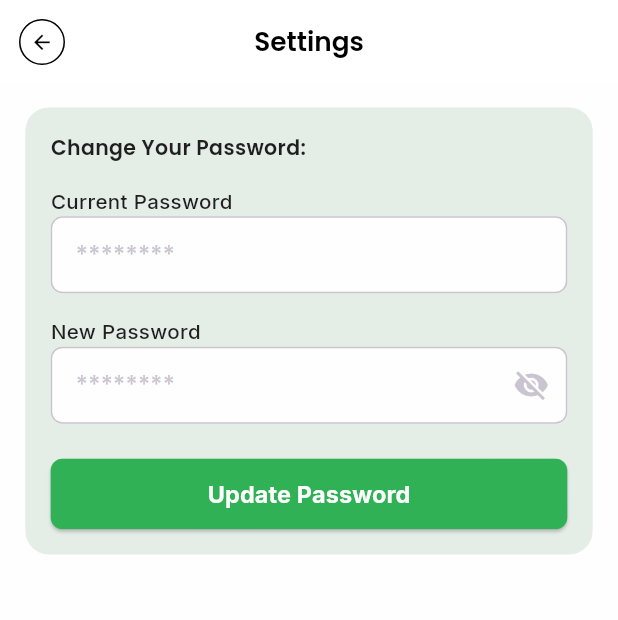
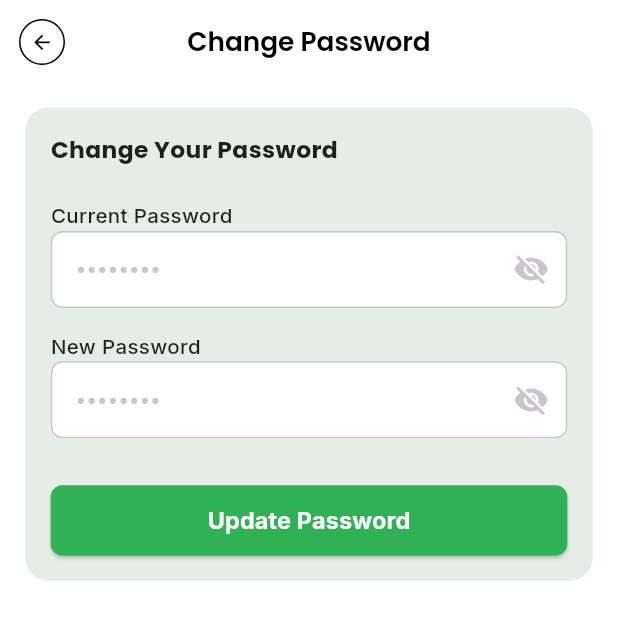
Before and after one commit to ShahinAlam7893/Saytask, a Flutter app: the UpdatePassword screen opened directly, on a phone screen of 412 x 824 dp. Shown: the top 620 px of the screen. Run offline on Flutter 3.47's test engine with Material 3 defaults, Android fonts, the phone set to English and light mode, and no system bars; our stand-ins replace file_picker, flutter_advanced_switch, flutter_screenutil, flutter_svg, flutter_tabler_icons, go_router and 5 more; accounts and stored records are empty; network calls fail.

Commit message:
Password update done.

```diff
--- a/lib/service/api_service.dart
+++ b/lib/service/api_service.dart
@@ -68,7 +68,6 @@ class ApiService {
           .map((json) => Task.fromJson(json))
           .toList();
     }
-
     throw Exception('Failed to load tasks: ${response.statusCode}');
   }
 
--- a/lib/view/settings/update_password.dart
+++ b/lib/view/settings/update_password.dart
@@ -1,23 +1,61 @@
+// lib/view/settings/update_password.dart
+
 import 'package:flutter/material.dart';
 import 'package:flutter_screenutil/flutter_screenutil.dart';
+import 'package:provider/provider.dart';
 import 'package:saytask/res/color.dart';
-
-import '../../res/components/common_button.dart';
+import 'package:saytask/res/components/common_button.dart';
+import 'package:saytask/res/components/top_snackbar.dart';
+import 'package:saytask/view_model/auth_view_model.dart';
 
 class UpdatePassword extends StatefulWidget {
-  const UpdatePassword({Key? key}) : super(key: key);
+  const UpdatePassword({super.key});
 
   @override
   State<UpdatePassword> createState() => _UpdatePasswordState();
 }
 
 class _UpdatePasswordState extends State<UpdatePassword> {
-  final TextEditingController currentPasswordController = TextEditingController();
-  final TextEditingController newPasswordController = TextEditingController();
-  bool _obscureNewPassword = true;
+  final _currentPasswordController = TextEditingController();
+  final _newPasswordController = TextEditingController();
+  bool _obscureCurrent = true;
+  bool _obscureNew = true;
+
+  @override
+  void dispose() {
+    _currentPasswordController.dispose();
+    _newPasswordController.dispose();
+    super.dispose();
+  }
+
+  Future<void> _updatePassword() async {
+    final viewModel = context.read<AuthViewModel>();
+
+    final success = await viewModel.changePassword(
+      currentPassword: _currentPasswordController.text,
+      newPassword: _newPasswordController.text,
+    );
+
+    if (success) {
+      TopSnackBar.show(
+        context,
+        message: "Password changed successfully!",
+        backgroundColor: Colors.green,
+      );
+      // ScaffoldMessenger.of(context).showSnackBar(
+      //   const SnackBar(
+      //     content: Text("Password changed successfully!"),
+      //     backgroundColor: Colors.green,
+      //   ),
+      // );
+      Navigator.pop(context);
+    }
+  }
 
   @override
   Widget build(BuildContext context) {
+    return Consumer<AuthViewModel>(
+      builder: (context, vm, child) {
         return Scaffold(
           backgroundColor: AppColors.white,
           appBar: AppBar(
@@ -35,15 +73,17 @@ class _UpdatePasswordState extends State<UpdatePassword> {
                 ),
                 child: IconButton(
                   padding: EdgeInsets.zero,
-              icon: Icon(Icons.arrow_back, color: Colors.black, size: 16.sp),
-              onPressed: () {
-                Navigator.pop(context);
-              },
+                  icon: Icon(
+                    Icons.arrow_back,
+                    color: Colors.black,
+                    size: 16.sp,
+                  ),
+                  onPressed: () => Navigator.pop(context),
                 ),
               ),
             ),
             title: Text(
-          'Settings',
+              'Change Password',
               style: TextStyle(
                 color: Colors.black,
                 fontSize: 18.sp,
@@ -66,80 +106,67 @@ class _UpdatePasswordState extends State<UpdatePassword> {
                   crossAxisAlignment: CrossAxisAlignment.start,
                   children: [
                     Text(
-                  'Change Your Password:',
+                      'Change Your Password',
                       style: TextStyle(
                         color: AppColors.black,
-                    fontSize: 14.sp,
-                    fontWeight: FontWeight.w600,
-                  ),
-                ),
-                SizedBox(height: 16.h),
-                // Current Password
-                Text("Current Password", style: TextStyle(
-                  fontFamily: 'Inter',
-                  color: AppColors.black,
-                  fontSize: 14.sp,
-                  fontWeight: FontWeight.w500,
-                ),),
-                TextFormField(
-                  controller: currentPasswordController,
-                  cursorColor: AppColors.black,
-                  obscureText: true,
-                  decoration: InputDecoration(
-                    filled: true,
-                    fillColor: AppColors.white,
-                    hintText: '********',
-                    border: OutlineInputBorder(
-                      borderRadius: BorderRadius.circular(8.r),
-                    ),
-                    focusedBorder: OutlineInputBorder(
-                      borderRadius: BorderRadius.circular(8.r),
-                      borderSide: BorderSide(color: AppColors.green, width: 2.0),
-                    ),
-                    contentPadding: EdgeInsets.symmetric(horizontal: 12.w, vertical: 14.h),
-                  ),
-                ),
-                SizedBox(height: 16.h),
-                // New Password
-                Text("New Password", style: TextStyle(
-                  fontFamily: 'Inter',
-                  color: AppColors.black,
-                  fontSize: 14.sp,
-                  fontWeight: FontWeight.w500,
-                ),),
-                TextFormField(
-                  controller: newPasswordController,
-                  obscureText: _obscureNewPassword,
-                  cursorColor: AppColors.black,
-                  decoration: InputDecoration(
-                    filled: true,
-                    fillColor: AppColors.white,
-                    hintText: '********',
-                    border: OutlineInputBorder(
-                      borderRadius: BorderRadius.circular(8.r),
-                    ),
-                    focusedBorder: OutlineInputBorder(
-                      borderRadius: BorderRadius.circular(8.r),
-                      borderSide: BorderSide(color: AppColors.green, width: 2.0),
-                    ),
-                    contentPadding: EdgeInsets.symmetric(horizontal: 12.w, vertical: 14.h),
-                    suffixIcon: IconButton(
-                      icon: Icon(
-                        _obscureNewPassword ? Icons.visibility_off : Icons.visibility,
-                      ),
-                      onPressed: () {
-                        setState(() {
-                          _obscureNewPassword = !_obscureNewPassword;
-                        });
-                      },
-                    ),
+                        fontSize: 16.sp,
+                        fontWeight: FontWeight.w700,
                       ),
                     ),
                     SizedBox(height: 24.h),
+
+                    // Current Password
+                    _buildLabel("Current Password"),
+                    _buildPasswordField(
+                      controller: _currentPasswordController,
+                      obscure: _obscureCurrent,
+                      onToggle: () =>
+                          setState(() => _obscureCurrent = !_obscureCurrent),
+                    ),
+
+                    SizedBox(height: 16.h),
+
+                    // New Password
+                    _buildLabel("New Password"),
+                    _buildPasswordField(
+                      controller: _newPasswordController,
+                      obscure: _obscureNew,
+                      onToggle: () =>
+                          setState(() => _obscureNew = !_obscureNew),
+                    ),
+
+                    // Error Message
+                    if (vm.changePasswordError != null) ...[
+                      SizedBox(height: 12.h),
+                      Text(
+                        vm.changePasswordError!,
+                        style: TextStyle(
+                          color: Colors.red[700],
+                          fontSize: 14.sp,
+                        ),
+                      ),
+                    ],
+
+                    SizedBox(height: 32.h),
+
+                    // Update Button
                     CustomButton(
-                  text: 'Update Password',
-                  onPressed: () {
-
+                      text: vm.isChangingPassword
+                          ? "Updating..."
+                          : "Update Password",
+                      onPressed: vm.isChangingPassword
+                          ? () {}
+                          : () {
+                              if (_currentPasswordController.text.isEmpty ||
+                                  _newPasswordController.text.isEmpty) {
+                                ScaffoldMessenger.of(context).showSnackBar(
+                                  const SnackBar(
+                                    content: Text("Please fill both fields"),
+                                  ),
+                                );
+                                return;
+                              }
+                              _updatePassword();
                             },
                     ),
                   ],
@@ -148,5 +175,46 @@ class _UpdatePasswordState extends State<UpdatePassword> {
             ),
           ),
         );
+      },
+    );
+  }
+
+  Widget _buildLabel(String text) {
+    return Text(
+      text,
+      style: TextStyle(
+        fontFamily: 'Inter',
+        color: AppColors.black,
+        fontSize: 14.sp,
+        fontWeight: FontWeight.w500,
+      ),
+    );
+  }
+
+  Widget _buildPasswordField({
+    required TextEditingController controller,
+    required bool obscure,
+    required VoidCallback onToggle,
+  }) {
+    return TextFormField(
+      controller: controller,
+      obscureText: obscure,
+      cursorColor: AppColors.black,
+      decoration: InputDecoration(
+        filled: true,
+        fillColor: AppColors.white,
+        hintText: '••••••••',
+        border: OutlineInputBorder(borderRadius: BorderRadius.circular(8.r)),
+        focusedBorder: OutlineInputBorder(
+          borderRadius: BorderRadius.circular(8.r),
+          borderSide: BorderSide(color: AppColors.green, width: 2.0),
+        ),
+        contentPadding: EdgeInsets.symmetric(horizontal: 12.w, vertical: 14.h),
+        suffixIcon: IconButton(
+          icon: Icon(obscure ? Icons.visibility_off : Icons.visibility),
+          onPressed: onToggle,
+        ),
+      ),
+    );
   }
 }
```
Also changed, not shown: lib/model/event_model.dart (+6 -6 lines), lib/repository/auth_repository.dart (+51 -7 lines), lib/repository/speech_provider.dart (+27 -16 lines), lib/repository/voice_action_repository.dart (+83 -6 lines), lib/res/components/nab_bar.dart (+16 -17 lines), lib/res/components/speak_screen/event_card.dart (+67 -15 lines), lib/view/note/notes_screen.dart (+10 -0 lines), lib/view_model/auth_view_model.dart (+34 -0 lines). Lines whose indentation alone changed are shown as unchanged.
